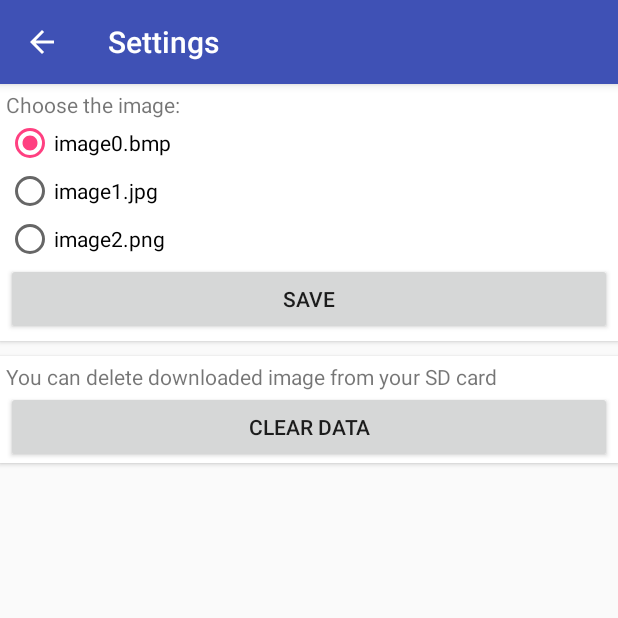
After one commit to EgorGumin/DownloadingPicture, an Android app: the Settings screen opened directly, with no data from a screen before it, on a phone screen of 412 x 824 dp, the top half of it. The commit adds this screen. Run offline under Robolectric (Android 15) with nearby library versions, the phone set to English and light mode, and no system bars.

Commit message:
Added settings activity

```diff
--- a/app/build.gradle
+++ b/app/build.gradle
@@ -24,4 +24,5 @@ dependencies {
     testCompile 'junit:junit:4.12'
     compile 'com.android.support:appcompat-v7:23.1.1'
     compile 'com.android.support:support-v4:23.1.1'
+    compile 'com.android.support:design:23.1.1'
 }
--- /dev/null
+++ b/app/src/main/java/com/guminegor/example/downloadingpicture/Settings.java
@@ -0,0 +1,105 @@
+package com.guminegor.example.downloadingpicture;
+
+import android.content.SharedPreferences;
+import android.os.Bundle;
+import android.os.Environment;
+import android.support.v7.app.AppCompatActivity;
+import android.support.v7.widget.Toolbar;
+import android.view.View;
+import android.widget.Button;
+import android.widget.RadioButton;
+import android.widget.Toast;
+
+import java.io.File;
+
+public class Settings extends AppCompatActivity implements View.OnClickListener{
+    private View.OnClickListener radioListener;
+    private int selectedImage;
+    private SharedPreferences prefs;
+    private SharedPreferences.Editor ed;
+    private int currentImage;
+    private int newImage;
+    private String [] images = {"image0.bmp", "image1.jpg", "image2.png"};
+    private String cachePath;
+    private File cachedImage;
+
+    @Override
+    protected void onCreate(Bundle savedInstanceState) {
+        super.onCreate(savedInstanceState);
+        setContentView(R.layout.activity_settings);
+        Toolbar toolbar = (Toolbar) findViewById(R.id.toolbar);
+        setSupportActionBar(toolbar);
+        getSupportActionBar().setDisplayHomeAsUpEnabled(true);
+
+        RadioButton rb0 = (RadioButton)findViewById(R.id.radio0);
+        rb0.setOnClickListener(this);
+
+        RadioButton rb1 = (RadioButton)findViewById(R.id.radio1);
+        rb1.setOnClickListener(this);
+
+        RadioButton rb2 = (RadioButton)findViewById(R.id.radio2);
+        rb2.setOnClickListener(this);
+
+        Button save = (Button) findViewById(R.id.settings_btn_save);
+        save.setOnClickListener(this);
+
+        Button clear = (Button) findViewById(R.id.settings_btn_clear);
+        save.setOnClickListener(this);
+
+        prefs = getSharedPreferences("settings", MODE_PRIVATE);
+        ed = prefs.edit();
+
+        currentImage = prefs.getInt("currentImage", 0);
+
+        switch (currentImage){
+            case 0:
+                rb0.setChecked(true);
+                break;
+            case 1:
+                rb1.setChecked(true);
+                break;
+            case 2:
+                rb2.setChecked(true);
+                break;
+        }
+    }
+
+    @Override
+    public void onClick(View v) {
+        switch (v.getId()) {
+            case R.id.radio0:
+                Toast.makeText(Settings.this, R.string.warning_big_image, Toast.LENGTH_LONG).show();
+                newImage = 0;
+                break;
+
+            case R.id.radio1:
+                newImage = 1;
+                break;
+
+            case R.id.radio2:
+                newImage = 2;
+                break;
+
+            case R.id.settings_btn_save:
+                cachePath = Environment.getExternalStorageDirectory() + "/" + images[currentImage];
+                cachedImage = new File(cachePath);
+                boolean deleted = cachedImage.delete();
+                ed.putInt("currentImage", newImage);
+                ed.putInt("downloadStatus", 0);
+                ed.commit();
+                break;
+
+            case R.id.settings_btn_clear:
+                cachePath = Environment.getExternalStorageDirectory() + "/" + images[currentImage];
+                cachedImage = new File(cachePath);
+                boolean del = cachedImage.delete();
+                ed.putInt("downloadStatus", 0);
+                ed.commit();
+                break;
+
+            default:
+                break;
+        }
+    }
+
+}
--- /dev/null
+++ b/app/src/main/res/layout/activity_settings.xml
@@ -0,0 +1,26 @@
+<?xml version="1.0" encoding="utf-8"?>
+<android.support.design.widget.CoordinatorLayout xmlns:android="http://schemas.android.com/apk/res/android"
+    xmlns:app="http://schemas.android.com/apk/res-auto"
+    xmlns:tools="http://schemas.android.com/tools"
+    android:layout_width="match_parent"
+    android:layout_height="match_parent"
+    android:fitsSystemWindows="true"
+    tools:context="com.guminegor.example.downloadingpicture.Settings">
+
+    <android.support.design.widget.AppBarLayout
+        android:layout_width="match_parent"
+        android:layout_height="wrap_content"
+        android:theme="@style/AppTheme.AppBarOverlay">
+
+        <android.support.v7.widget.Toolbar
+            android:id="@+id/toolbar"
+            android:layout_width="match_parent"
+            android:layout_height="?attr/actionBarSize"
+            android:background="?attr/colorPrimary"
+            app:popupTheme="@style/AppTheme.PopupOverlay" />
+
+    </android.support.design.widget.AppBarLayout>
+
+    <include layout="@layout/content_settings" />
+
+</android.support.design.widget.CoordinatorLayout>
--- /dev/null
+++ b/app/src/main/res/layout/content_settings.xml
@@ -0,0 +1,110 @@
+<?xml version="1.0" encoding="utf-8"?>
+<RelativeLayout xmlns:android="http://schemas.android.com/apk/res/android"
+    xmlns:app="http://schemas.android.com/apk/res-auto"
+    xmlns:tools="http://schemas.android.com/tools"
+    android:layout_width="match_parent"
+    android:layout_height="match_parent"
+    android:paddingBottom="@dimen/activity_vertical_margin"
+    android:paddingLeft="@dimen/activity_horizontal_margin"
+    android:paddingRight="@dimen/activity_horizontal_margin"
+    android:paddingTop="@dimen/activity_vertical_margin"
+    app:layout_behavior="@string/appbar_scrolling_view_behavior"
+    tools:context="com.guminegor.example.downloadingpicture.Settings"
+    tools:showIn="@layout/activity_settings">
+
+
+    <LinearLayout
+        android:layout_width="match_parent"
+        android:layout_height="match_parent"
+        android:baselineAligned="false"
+        android:orientation="vertical"
+        android:showDividers="beginning"
+        xmlns:android="http://schemas.android.com/apk/res/android">
+
+
+        <LinearLayout
+            android:layout_width="match_parent"
+            android:layout_height="wrap_content"
+            android:layout_marginBottom="10dp"
+            android:background="#ffffff"
+            android:elevation="2dp"
+            android:orientation="vertical"
+            android:padding="4dp">
+
+            <TextView
+                android:id="@+id/settings_tv_choose_image"
+                android:layout_width="wrap_content"
+                android:layout_height="wrap_content"
+                android:text="@string/choose_image" />
+
+            <RadioGroup
+                android:layout_width="match_parent"
+                android:layout_height="match_parent"
+                android:id="@+id/radiogroup">
+
+                <RadioButton
+                    android:layout_width="wrap_content"
+                    android:layout_height="wrap_content"
+                    android:text="image0.bmp"
+                    android:id="@+id/radio0"
+                    android:checked="false" />
+
+                <RadioButton
+                    android:layout_width="wrap_content"
+                    android:layout_height="wrap_content"
+                    android:text="image1.jpg"
+                    android:id="@+id/radio1"
+                    android:checked="false" />
+
+                <RadioButton
+                    android:layout_width="wrap_content"
+                    android:layout_height="wrap_content"
+                    android:text="image2.png"
+                    android:id="@+id/radio2"
+                    android:checked="false" />
+            </RadioGroup>
+
+            <LinearLayout
+                android:layout_width="match_parent"
+                android:layout_height="match_parent"
+                android:orientation="horizontal"
+                android:baselineAligned="false"
+                android:contextClickable="true">
+
+                <Button
+                    android:id="@+id/settings_btn_save"
+                    android:layout_width="fill_parent"
+                    android:layout_height="wrap_content"
+                    android:text="@string/save" />
+
+            </LinearLayout>
+        </LinearLayout>
+
+        <LinearLayout
+            android:layout_width="match_parent"
+            android:layout_height="wrap_content"
+            android:layout_marginBottom="10dp"
+            android:background="#ffffff"
+            android:elevation="2dp"
+            android:orientation="vertical"
+            android:paddingTop="4dp">
+
+            <TextView
+                android:id="@+id/settings_tv_clear_cache"
+                android:layout_width="wrap_content"
+                android:layout_height="wrap_content"
+                android:text="@string/clear_cache"
+                android:layout_marginLeft="4dp" />
+
+            <Button
+                android:layout_width="match_parent"
+                android:layout_height="wrap_content"
+                android:text="@string/clear_cache_btn"
+                android:id="@+id/settings_btn_clear"
+                android:layout_marginLeft="4dp"
+                android:layout_marginRight="4dp" />
+        </LinearLayout>
+
+
+    </LinearLayout>
+</RelativeLayout>
--- /dev/null
+++ b/app/src/main/res/values-v21/styles.xml
@@ -0,0 +1,9 @@
+<resources>>
+
+    <style name="AppTheme.NoActionBar">
+        <item name="windowActionBar">false</item>
+        <item name="windowNoTitle">true</item>
+        <item name="android:windowDrawsSystemBarBackgrounds">true</item>
+        <item name="android:statusBarColor">@android:color/transparent</item>
+    </style>
+</resources>
--- a/app/src/main/res/values/dimens.xml
+++ b/app/src/main/res/values/dimens.xml
@@ -2,4 +2,5 @@
     <!-- Default screen margins, per the Android Design guidelines. -->
     <dimen name="activity_horizontal_margin">0dp</dimen>
     <dimen name="activity_vertical_margin">0dp</dimen>
+    <dimen name="fab_margin">16dp</dimen>
 </resources>
--- a/app/src/main/res/values/strings.xml
+++ b/app/src/main/res/values/strings.xml
@@ -1,6 +1,11 @@
 <resources>
-    <string name="app_name">DownloadingPicture</string>
-
-    <string name="dummy_button">Dummy Button</string>
-    <string name="dummy_content">Picture was not downloaded yet</string>
+    <string name="app_name">Image Downloader</string>
+    <string name="no_image">Tap download to get the image</string>
+    <string name="title_activity_settings">Settings</string>
+    <string name="choose_image">Choose the image:</string>
+    <string name="save">Save</string>
+    <string name="clear_cache">You can delete downloaded image from your SD card</string>
+    <string name="clear_cache_btn">Clear data</string>
+    <string name="title_activity_main2">Main2Activity</string>
+    <string name="warning_big_image">Warning! Size of this image is more then 5 Mb!</string>
 </resources>
--- a/app/src/main/res/values/styles.xml
+++ b/app/src/main/res/values/styles.xml
@@ -20,4 +20,13 @@
         <item name="android:background">@color/black_overlay</item>
     </style>
 
+    <style name="AppTheme.NoActionBar">
+        <item name="windowActionBar">false</item>
+        <item name="windowNoTitle">true</item>
+    </style>
+
+    <style name="AppTheme.AppBarOverlay" parent="ThemeOverlay.AppCompat.Dark.ActionBar" />
+
+    <style name="AppTheme.PopupOverlay" parent="ThemeOverlay.AppCompat.Light" />
+
 </resources>
```
Also changed, not shown: app/src/main/AndroidManifest.xml (+10 -4 lines), app/src/main/java/com/guminegor/example/downloadingpicture/MainActivity.java (+28 -20 lines), app/src/main/java/com/guminegor/example/downloadingpicture/StackOverflowActivity.java (deleted, +0 -112 lines), app/src/main/res/layout/main.xml (deleted, +0 -28 lines), 2 other files.
